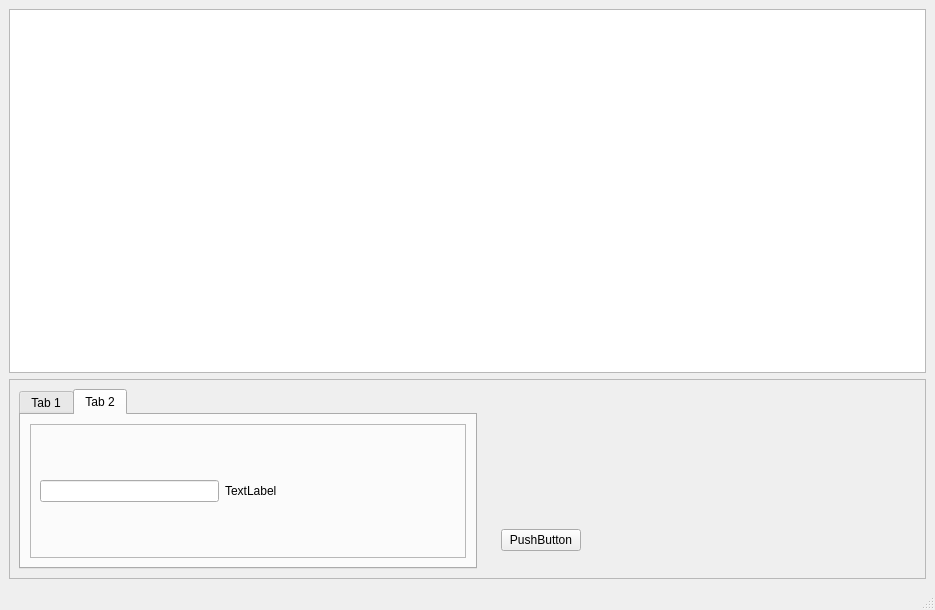
Old version of the form gui.ui in the repository nuxster/ASKUE.
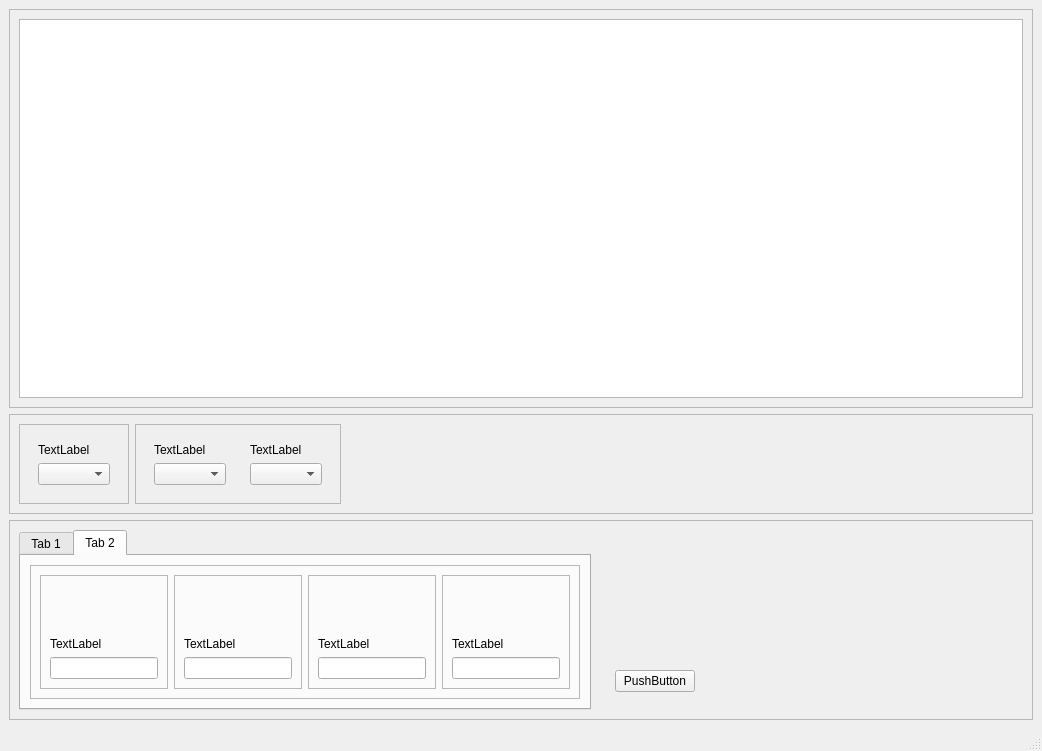
New version of the form. The open tabs and pages were chosen to show the change.

Diff of the .ui file:
```diff
--- a/gui.ui
+++ b/gui.ui
@@ -6,8 +6,8 @@
    <rect>
     <x>0</x>
     <y>0</y>
-    <width>935</width>
-    <height>610</height>
+    <width>1042</width>
+    <height>751</height>
    </rect>
   </property>
   <property name="windowTitle">
@@ -16,11 +16,140 @@
   <widget class="QWidget" name="centralwidget">
    <layout class="QVBoxLayout" name="verticalLayout_2">
     <item>
-     <layout class="QVBoxLayout" name="verticalLayout">
-      <item>
-       <widget class="QTreeView" name="templateDataTree"/>
-      </item>
-     </layout>
+     <widget class="QFrame" name="frame_2">
+      <property name="frameShape">
+       <enum>QFrame::StyledPanel</enum>
+      </property>
+      <property name="frameShadow">
+       <enum>QFrame::Raised</enum>
+      </property>
+      <layout class="QVBoxLayout" name="verticalLayout">
+       <item>
+        <widget class="QTreeView" name="templateDataTree"/>
+       </item>
+      </layout>
+     </widget>
+    </item>
+    <item>
+     <widget class="QFrame" name="frame_18">
+      <property name="frameShape">
+       <enum>QFrame::StyledPanel</enum>
+      </property>
+      <property name="frameShadow">
+       <enum>QFrame::Raised</enum>
+      </property>
+      <layout class="QHBoxLayout" name="horizontalLayout_8">
+       <item>
+        <widget class="QFrame" name="frame_20">
+         <property name="frameShape">
+          <enum>QFrame::StyledPanel</enum>
+         </property>
+         <property name="frameShadow">
+          <enum>QFrame::Raised</enum>
+         </property>
+         <layout class="QVBoxLayout" name="verticalLayout_16">
+          <item>
+           <widget class="QFrame" name="frame_17">
+            <property name="frameShape">
+             <enum>QFrame::NoFrame</enum>
+            </property>
+            <property name="frameShadow">
+             <enum>QFrame::Raised</enum>
+            </property>
+            <layout class="QVBoxLayout" name="verticalLayout_15">
+             <item>
+              <widget class="QLabel" name="label_selected_measuringpoint">
+               <property name="text">
+                <string>TextLabel</string>
+               </property>
+              </widget>
+             </item>
+             <item>
+              <widget class="QComboBox" name="comboBox_selected_measuringpoint"/>
+             </item>
+            </layout>
+           </widget>
+          </item>
+         </layout>
+        </widget>
+       </item>
+       <item>
+        <widget class="QFrame" name="frame_19">
+         <property name="frameShape">
+          <enum>QFrame::StyledPanel</enum>
+         </property>
+         <property name="frameShadow">
+          <enum>QFrame::Raised</enum>
+         </property>
+         <layout class="QHBoxLayout" name="horizontalLayout_11">
+          <item>
+           <widget class="QFrame" name="frame_4">
+            <property name="enabled">
+             <bool>true</bool>
+            </property>
+            <property name="frameShape">
+             <enum>QFrame::NoFrame</enum>
+            </property>
+            <property name="frameShadow">
+             <enum>QFrame::Raised</enum>
+            </property>
+            <property name="lineWidth">
+             <number>1</number>
+            </property>
+            <layout class="QVBoxLayout" name="verticalLayout_5">
+             <item>
+              <widget class="QLabel" name="startTime_label">
+               <property name="text">
+                <string>TextLabel</string>
+               </property>
+              </widget>
+             </item>
+             <item>
+              <widget class="QComboBox" name="startPeriod_comboBox"/>
+             </item>
+            </layout>
+           </widget>
+          </item>
+          <item>
+           <widget class="QFrame" name="frame_5">
+            <property name="frameShape">
+             <enum>QFrame::NoFrame</enum>
+            </property>
+            <property name="frameShadow">
+             <enum>QFrame::Raised</enum>
+            </property>
+            <layout class="QVBoxLayout" name="verticalLayout_6">
+             <item>
+              <widget class="QLabel" name="endTime_label">
+               <property name="text">
+                <string>TextLabel</string>
+               </property>
+              </widget>
+             </item>
+             <item>
+              <widget class="QComboBox" name="endPeriod_comboBox"/>
+             </item>
+            </layout>
+           </widget>
+          </item>
+         </layout>
+        </widget>
+       </item>
+       <item>
+        <spacer name="horizontalSpacer_3">
+         <property name="orientation">
+          <enum>Qt::Horizontal</enum>
+         </property>
+         <property name="sizeHint" stdset="0">
+          <size>
+           <width>40</width>
+           <height>20</height>
+          </size>
+         </property>
+        </spacer>
+       </item>
+      </layout>
+     </widget>
     </item>
     <item>
      <widget class="QFrame" name="frame">
@@ -128,83 +257,7 @@
                         </widget>
                        </item>
                        <item>
-                        <widget class="QComboBox" name="comboBox_connection_type"/>
-                       </item>
-                      </layout>
-                     </widget>
-                    </item>
-                    <item>
-                     <widget class="QFrame" name="frame_4">
-                      <property name="enabled">
-                       <bool>true</bool>
-                      </property>
-                      <property name="frameShape">
-                       <enum>QFrame::NoFrame</enum>
-                      </property>
-                      <property name="frameShadow">
-                       <enum>QFrame::Raised</enum>
-                      </property>
-                      <property name="lineWidth">
-                       <number>1</number>
-                      </property>
-                      <layout class="QVBoxLayout" name="verticalLayout_5">
-                       <item>
-                        <spacer name="verticalSpacer_3">
-                         <property name="orientation">
-                          <enum>Qt::Vertical</enum>
-                         </property>
-                         <property name="sizeHint" stdset="0">
-                          <size>
-                           <width>20</width>
-                           <height>40</height>
-                          </size>
-                         </property>
-                        </spacer>
-                       </item>
-                       <item>
-                        <widget class="QLabel" name="startTime_label">
-                         <property name="text">
-                          <string>TextLabel</string>
-                         </property>
-                        </widget>
-                       </item>
-                       <item>
-                        <widget class="QComboBox" name="startPeriod_comboBox"/>
-                       </item>
-                      </layout>
-                     </widget>
-                    </item>
-                    <item>
-                     <widget class="QFrame" name="frame_5">
-                      <property name="frameShape">
-                       <enum>QFrame::NoFrame</enum>
-                      </property>
-                      <property name="frameShadow">
-                       <enum>QFrame::Raised</enum>
-                      </property>
-                      <layout class="QVBoxLayout" name="verticalLayout_6">
-                       <item>
-                        <spacer name="verticalSpacer_4">
-                         <property name="orientation">
-                          <enum>Qt::Vertical</enum>
-                         </property>
-                         <property name="sizeHint" stdset="0">
-                          <size>
-                           <width>20</width>
-                           <height>40</height>
-                          </size>
-                         </property>
-                        </spacer>
-                       </item>
-                       <item>
-                        <widget class="QLabel" name="endTime_label">
-                         <property name="text">
-                          <string>TextLabel</string>
-                         </property>
-                        </widget>
-                       </item>
-                       <item>
-                        <widget class="QComboBox" name="endPeriod_comboBox"/>
+                        <widget class="QComboBox" name="comboBox_measuringpoint_type"/>
                        </item>
                       </layout>
                      </widget>
@@ -259,38 +312,155 @@
           <attribute name="title">
            <string>Tab 2</string>
           </attribute>
-          <layout class="QGridLayout" name="gridLayout">
-           <item row="0" column="0">
-            <widget class="QFrame" name="frame_2">
+          <layout class="QVBoxLayout" name="verticalLayout_14">
+           <item>
+            <widget class="QFrame" name="frame_16">
              <property name="frameShape">
               <enum>QFrame::StyledPanel</enum>
              </property>
              <property name="frameShadow">
               <enum>QFrame::Raised</enum>
              </property>
-             <layout class="QHBoxLayout" name="horizontalLayout_3">
+             <layout class="QHBoxLayout" name="horizontalLayout_9">
               <item>
-               <widget class="QLineEdit" name="value_lineEdit"/>
+               <widget class="QFrame" name="frame_6">
+                <property name="frameShape">
+                 <enum>QFrame::StyledPanel</enum>
+                </property>
+                <property name="frameShadow">
+                 <enum>QFrame::Raised</enum>
+                </property>
+                <layout class="QVBoxLayout" name="verticalLayout_4">
+                 <item>
+                  <spacer name="verticalSpacer_2">
+                   <property name="orientation">
+                    <enum>Qt::Vertical</enum>
+                   </property>
+                   <property name="sizeHint" stdset="0">
+                    <size>
+                     <width>20</width>
+                     <height>40</height>
+                    </size>
+                   </property>
+                  </spacer>
+                 </item>
+                 <item>
+                  <widget class="QLabel" name="label_a_plus">
+                   <property name="text">
+                    <string>TextLabel</string>
+                   </property>
+                  </widget>
+                 </item>
+                 <item>
+                  <widget class="QLineEdit" name="lineEdit_a_plus"/>
+                 </item>
+                </layout>
+               </widget>
               </item>
               <item>
-               <widget class="QLabel" name="value_label">
-                <property name="text">
-                 <string>TextLabel</string>
+               <widget class="QFrame" name="frame_14">
+                <property name="frameShape">
+                 <enum>QFrame::StyledPanel</enum>
                 </property>
+                <property name="frameShadow">
+                 <enum>QFrame::Raised</enum>
+                </property>
+                <layout class="QVBoxLayout" name="verticalLayout_9">
+                 <item>
+                  <spacer name="verticalSpacer_7">
+                   <property name="orientation">
+                    <enum>Qt::Vertical</enum>
+                   </property>
+                   <property name="sizeHint" stdset="0">
+                    <size>
+                     <width>20</width>
+                     <height>40</height>
+                    </size>
+                   </property>
+                  </spacer>
+                 </item>
+                 <item>
+                  <widget class="QLabel" name="label_a_minus">
+                   <property name="text">
+                    <string>TextLabel</string>
+                   </property>
+                  </widget>
+                 </item>
+                 <item>
+                  <widget class="QLineEdit" name="lineEdit_a_minus"/>
+                 </item>
+                </layout>
                </widget>
               </item>
               <item>
-               <spacer name="horizontalSpacer_2">
-                <property name="orientation">
-                 <enum>Qt::Horizontal</enum>
+               <widget class="QFrame" name="frame_15">
+                <property name="frameShape">
+                 <enum>QFrame::StyledPanel</enum>
                 </property>
-                <property name="sizeHint" stdset="0">
-                 <size>
-                  <width>40</width>
-                  <height>20</height>
-                 </size>
+                <property name="frameShadow">
+                 <enum>QFrame::Raised</enum>
                 </property>
-               </spacer>
+                <layout class="QVBoxLayout" name="verticalLayout_12">
+                 <item>
+                  <spacer name="verticalSpacer_8">
+                   <property name="orientation">
+                    <enum>Qt::Vertical</enum>
+                   </property>
+                   <property name="sizeHint" stdset="0">
+                    <size>
+                     <width>20</width>
+                     <height>40</height>
+                    </size>
+                   </property>
+                  </spacer>
+                 </item>
+                 <item>
+                  <widget class="QLabel" name="label_r_plus">
+                   <property name="text">
+                    <string>TextLabel</string>
+                   </property>
+                  </widget>
+                 </item>
+                 <item>
+                  <widget class="QLineEdit" name="lineEdit_r_plus"/>
+                 </item>
+                </layout>
+               </widget>
+              </item>
+              <item>
+               <widget class="QFrame" name="frame_13">
+                <property name="frameShape">
+                 <enum>QFrame::StyledPanel</enum>
+                </property>
+                <property name="frameShadow">
+                 <enum>QFrame::Raised</enum>
+                </property>
+                <layout class="QVBoxLayout" name="verticalLayout_13">
+                 <item>
+                  <spacer name="verticalSpacer_9">
+                   <property name="orientation">
+                    <enum>Qt::Vertical</enum>
+                   </property>
+                   <property name="sizeHint" stdset="0">
+                    <size>
+                     <width>20</width>
+                     <height>40</height>
+                    </size>
+                   </property>
+                  </spacer>
+                 </item>
+                 <item>
+                  <widget class="QLabel" name="label_r_minus">
+                   <property name="text">
+                    <string>TextLabel</string>
+                   </property>
+                  </widget>
+                 </item>
+                 <item>
+                  <widget class="QLineEdit" name="lineEdit_r_minus"/>
+                 </item>
+                </layout>
+               </widget>
               </item>
              </layout>
             </widget>
```
Left out of the diff: 17 changed lines with no effect on the pictures.
